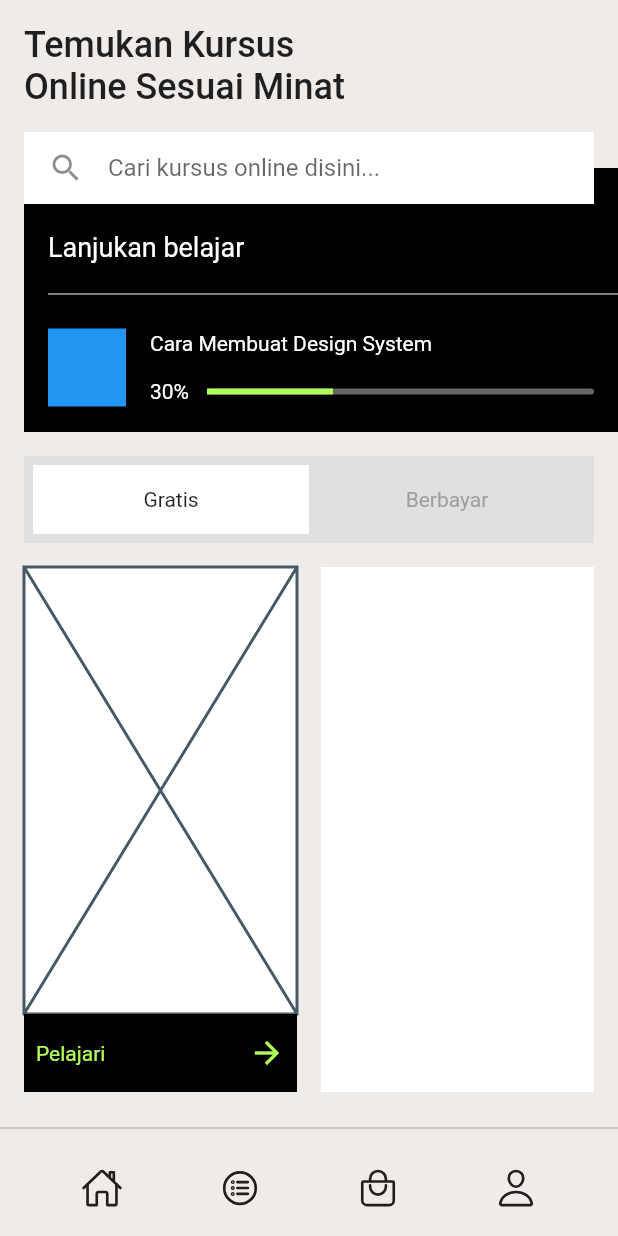
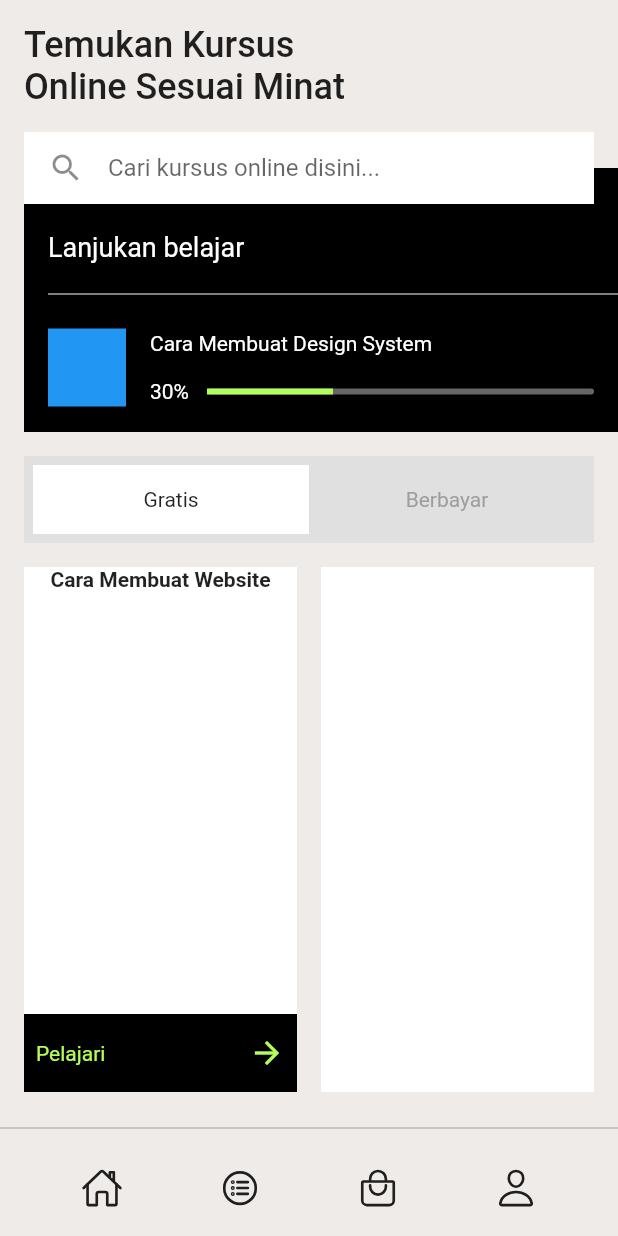
Before and after one commit to JAICHANGPARK/flutter_notebook_19th_story, a Flutter app: the screen it shows after launch, on a phone screen of 412 x 824 dp. Run offline on Flutter 3.47's test engine with Material 2 defaults, Android fonts, the phone set to English and light mode, and no system bars; our stand-ins replace bubble_tab_indicator, cached_network_image, countup, fl_chart, flutter_riverpod, freezed_annotation and 4 more.

Commit message:
Update e_course_home_page.dart

```diff
--- a/lib/ep1148_e_course_app/src/ui/e_course_home_page.dart
+++ b/lib/ep1148_e_course_app/src/ui/e_course_home_page.dart
@@ -214,7 +214,19 @@ class _ECourseHomePageState extends State<ECourseHomePage> {
                                   ),
                                   child: Column(
                                     children: [
-                                      Expanded(child: Placeholder()),
+                                      Expanded(
+                                        child: Column(
+                                          children: [
+                                            Container(),
+                                            Text(
+                                              "Cara Membuat Website",
+                                              style: TextStyle(
+                                                fontWeight: FontWeight.bold,
+                                              ),
+                                            )
+                                          ],
+                                        ),
+                                      ),
                                       Container(
                                         height: 52,
                                         decoration: BoxDecoration(
```
